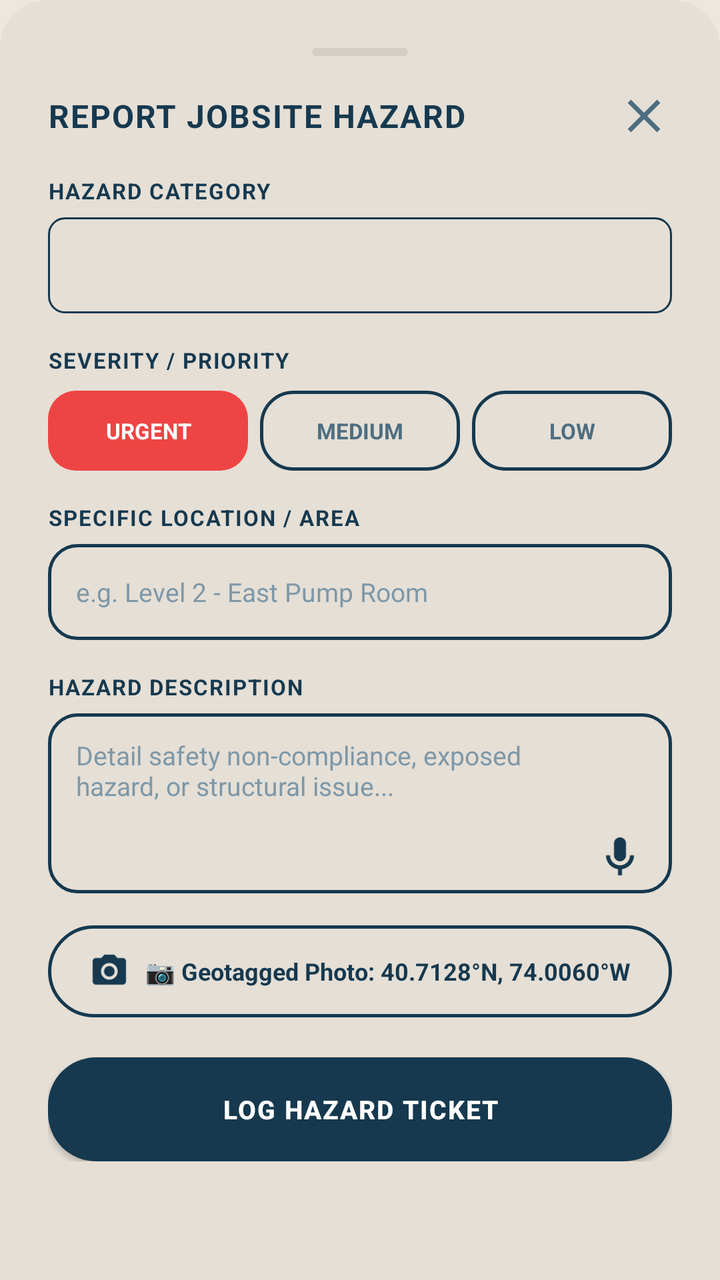
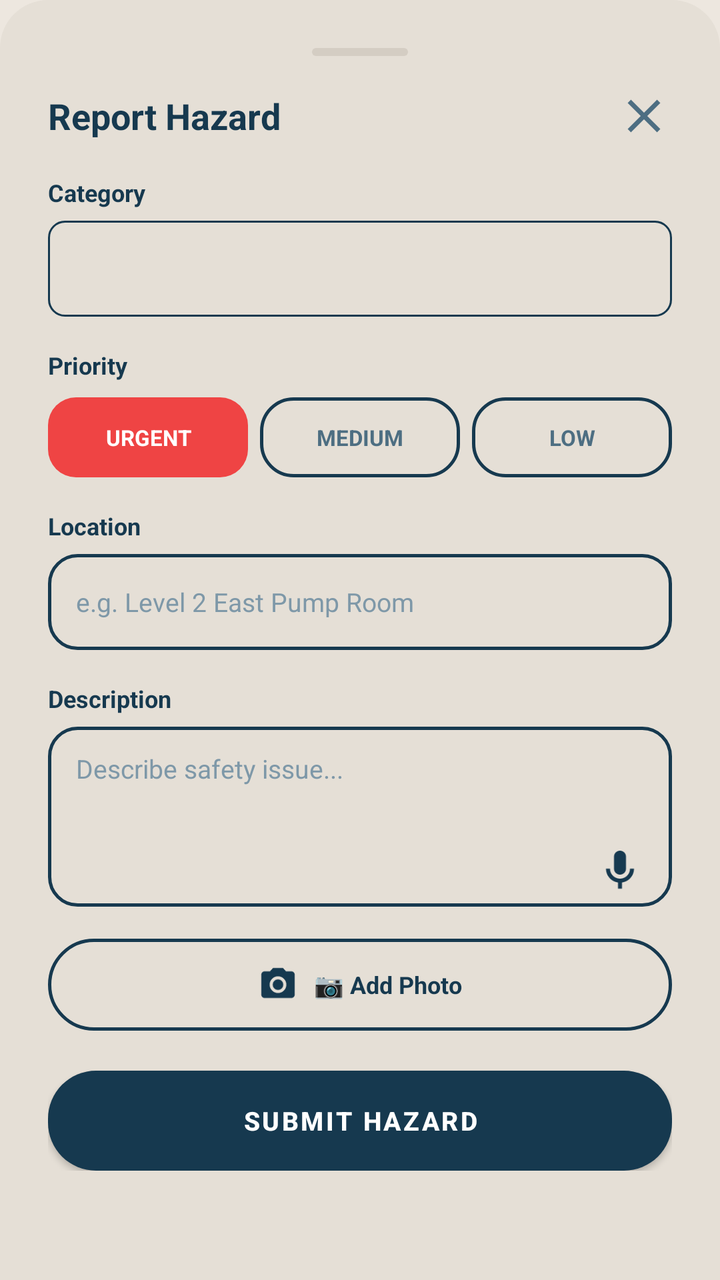

Compare the two renders of this Android layout. The source of the first and the diff that turns it into the second are given below.
<!-- AndroidManifest.xml: application theme Theme.SiteSync -->
<!-- res/layout/dialog_report_hazard.xml -->
<?xml version="1.0" encoding="utf-8"?>
<androidx.core.widget.NestedScrollView xmlns:android="http://schemas.android.com/apk/res/android"
    xmlns:app="http://schemas.android.com/apk/res-auto"
    android:layout_width="match_parent"
    android:layout_height="wrap_content"
    android:background="@drawable/bg_bottom_sheet_surface">

    <LinearLayout
        android:layout_width="match_parent"
        android:layout_height="wrap_content"
        android:orientation="vertical"
        android:padding="24dp">

        
        <View
            android:layout_width="48dp"
            android:layout_height="4dp"
            android:layout_gravity="center_horizontal"
            android:background="@drawable/bg_bottom_sheet_handle"
            android:layout_marginBottom="16dp" />

        <LinearLayout
            android:layout_width="match_parent"
            android:layout_height="wrap_content"
            android:orientation="horizontal"
            android:gravity="center_vertical"
            android:layout_marginBottom="16dp">

            <TextView
                android:layout_width="0dp"
                android:layout_height="wrap_content"
                android:layout_weight="1"
                android:text="REPORT JOBSITE HAZARD"
                android:textColor="@color/text_oxide_primary"
                android:textSize="16sp"
                android:textStyle="bold"
                android:letterSpacing="0.04" />

            <ImageView
                android:id="@+id/btnCloseDialog"
                android:layout_width="28dp"
                android:layout_height="28dp"
                android:src="@drawable/ic_close"
                app:tint="@color/text_oxide_secondary"
                android:background="?attr/selectableItemBackgroundBorderless"
                android:contentDescription="Close" />
        </LinearLayout>

        
        <TextView
            android:layout_width="wrap_content"
            android:layout_height="wrap_content"
            android:text="HAZARD CATEGORY"
            android:textColor="@color/text_oxide_primary"
            android:textSize="11sp"
            android:textStyle="bold"
            android:letterSpacing="0.06"
            android:layout_marginBottom="6dp" />

        <Spinner
            android:id="@+id/spinnerHazardCategory"
            android:layout_width="match_parent"
            android:layout_height="48dp"
            android:background="@drawable/bg_dropdown_small"
            android:paddingStart="12dp"
            android:paddingEnd="12dp"
            android:layout_marginBottom="16dp" />

        
        <TextView
            android:layout_width="wrap_content"
            android:layout_height="wrap_content"
            android:text="SEVERITY / PRIORITY"
            android:textColor="@color/text_oxide_primary"
            android:textSize="11sp"
            android:textStyle="bold"
            android:letterSpacing="0.06"
            android:layout_marginBottom="8dp" />

        <LinearLayout
            android:layout_width="match_parent"
            android:layout_height="wrap_content"
            android:orientation="horizontal"
            android:layout_marginBottom="16dp">

            <TextView
                android:id="@+id/pillPriorityUrgent"
                android:layout_width="0dp"
                android:layout_height="40dp"
                android:layout_weight="1"
                android:gravity="center"
                android:text="URGENT"
                android:textColor="#FFFFFF"
                android:textSize="11sp"
                android:textStyle="bold"
                android:background="@drawable/bg_btn_emergency"
                android:layout_marginEnd="6dp"
                android:clickable="true"
                android:focusable="true" />

            <TextView
                android:id="@+id/pillPriorityMedium"
                android:layout_width="0dp"
                android:layout_height="40dp"
                android:layout_weight="1"
                android:gravity="center"
                android:text="MEDIUM"
                android:textColor="@color/text_oxide_secondary"
                android:textSize="11sp"
                android:textStyle="bold"
                android:background="@drawable/bg_pill_inactive"
                android:layout_marginEnd="6dp"
                android:clickable="true"
                android:focusable="true" />

            <TextView
                android:id="@+id/pillPriorityLow"
                android:layout_width="0dp"
                android:layout_height="40dp"
                android:layout_weight="1"
                android:gravity="center"
                android:text="LOW"
                android:textColor="@color/text_oxide_secondary"
                android:textSize="11sp"
                android:textStyle="bold"
                android:background="@drawable/bg_pill_inactive"
                android:clickable="true"
                android:focusable="true" />
        </LinearLayout>

        
        <TextView
            android:layout_width="wrap_content"
            android:layout_height="wrap_content"
            android:text="SPECIFIC LOCATION / AREA"
            android:textColor="@color/text_oxide_primary"
            android:textSize="11sp"
            android:textStyle="bold"
            android:letterSpacing="0.06"
            android:layout_marginBottom="6dp" />

        <EditText
            android:id="@+id/etHazardLocation"
            android:layout_width="match_parent"
            android:layout_height="48dp"
            android:hint="e.g. Level 2 - East Pump Room"
            android:background="@drawable/bg_rounded_input"
            android:paddingStart="14dp"
            android:paddingEnd="14dp"
            android:textColor="@color/text_oxide_primary"
            android:textColorHint="@color/text_oxide_muted"
            android:textSize="13sp"
            android:layout_marginBottom="16dp" />

        
        <TextView
            android:layout_width="wrap_content"
            android:layout_height="wrap_content"
            android:text="HAZARD DESCRIPTION"
            android:textColor="@color/text_oxide_primary"
            android:textSize="11sp"
            android:textStyle="bold"
            android:letterSpacing="0.06"
            android:layout_marginBottom="6dp" />

        <RelativeLayout
            android:layout_width="match_parent"
            android:layout_height="wrap_content"
            android:layout_marginBottom="16dp">

            <EditText
                android:id="@+id/etHazardDescription"
                android:layout_width="match_parent"
                android:layout_height="90dp"
                android:gravity="top|start"
                android:hint="Detail safety non-compliance, exposed hazard, or structural issue..."
                android:background="@drawable/bg_rounded_input"
                android:paddingStart="14dp"
                android:paddingTop="12dp"
                android:paddingEnd="48dp"
                android:paddingBottom="12dp"
                android:textColor="@color/text_oxide_primary"
                android:textColorHint="@color/text_oxide_muted"
                android:textSize="13sp" />

            <ImageView
                android:id="@+id/btnHazardVoiceDictate"
                android:layout_width="36dp"
                android:layout_height="36dp"
                android:layout_alignParentEnd="true"
                android:layout_alignParentBottom="true"
                android:layout_marginEnd="8dp"
                android:layout_marginBottom="8dp"
                android:padding="6dp"
                android:src="@drawable/ic_mic"
                app:tint="@color/oxide_blue_primary"
                android:background="?attr/selectableItemBackgroundBorderless"
                android:contentDescription="Speak Note" />
        </RelativeLayout>

        
        <FrameLayout
            android:id="@+id/layoutPhotoPreviewContainer"
            android:layout_width="match_parent"
            android:layout_height="140dp"
            android:layout_marginBottom="12dp"
            android:visibility="gone">

            <ImageView
                android:id="@+id/ivHazardPhotoPreview"
                android:layout_width="match_parent"
                android:layout_height="match_parent"
                android:scaleType="centerCrop"
                android:background="@drawable/bg_rounded_input"
                android:contentDescription="Hazard Evidence Preview" />

            
            <TextView
                android:id="@+id/tvGpsWatermarkBadge"
                android:layout_width="wrap_content"
                android:layout_height="wrap_content"
                android:layout_gravity="bottom|start"
                android:layout_margin="8dp"
                android:text="📍 40.7128°N, 74.0060°W | UTC VERIFIED"
                android:textColor="#FFFFFF"
                android:textSize="10sp"
                android:textStyle="bold"
                android:background="@drawable/bg_badge_low"
                android:backgroundTint="#CC16394F"
                android:paddingStart="8dp"
                android:paddingEnd="8dp"
                android:paddingTop="3dp"
                android:paddingBottom="3dp" />
        </FrameLayout>

        
        <LinearLayout
            android:id="@+id/btnCaptureHazardPhoto"
            android:layout_width="match_parent"
            android:layout_height="46dp"
            android:orientation="horizontal"
            android:gravity="center"
            android:background="@drawable/btn_secondary_outline"
            android:layout_marginBottom="20dp"
            android:clickable="true"
            android:focusable="true">

            <ImageView
                android:layout_width="20dp"
                android:layout_height="20dp"
                android:src="@drawable/ic_camera"
                app:tint="@color/oxide_blue_primary"
                android:layout_marginEnd="8dp" />

            <TextView
                android:id="@+id/tvCapturePhotoLabel"
                android:layout_width="wrap_content"
                android:layout_height="wrap_content"
                android:text="📷 Geotagged Photo: 40.7128°N, 74.0060°W"
                android:textColor="@color/oxide_blue_primary"
                android:textSize="12sp"
                android:textStyle="bold" />
        </LinearLayout>

        
        <com.google.android.material.button.MaterialButton
            android:id="@+id/btnSubmitHazard"
            android:layout_width="match_parent"
            android:layout_height="52dp"
            android:background="@drawable/bg_pill_primary"
            app:backgroundTint="@null"
            android:text="LOG HAZARD TICKET"
            android:textColor="@color/text_on_oxide_white"
            android:textSize="13sp"
            android:textStyle="bold"
            android:letterSpacing="0.05" />

    </LinearLayout>
</androidx.core.widget.NestedScrollView>
<!-- resources referenced by this layout -->
<resources>
  <color name="oxide_blue_primary">#16394F</color>
  <color name="text_on_oxide_white">#FFFFFF</color>
  <color name="text_oxide_muted">#7E98A8</color>
  <color name="text_oxide_primary">#16394F</color>
  <color name="text_oxide_secondary">#4D6E82</color>
  <!-- drawable bg_badge_low (drawable) -->
  <?xml version="1.0" encoding="utf-8"?>
  <shape xmlns:android="http://schemas.android.com/apk/res/android"
      android:shape="rectangle">
      <solid android:color="#E2E8F0" />
      <stroke
          android:width="1dp"
          android:color="#4D6E82" />
      <corners android:radius="12dp" />
  </shape>
  <!-- drawable bg_bottom_sheet_handle (drawable) -->
  <?xml version="1.0" encoding="utf-8"?>
  <shape xmlns:android="http://schemas.android.com/apk/res/android"
      android:shape="rectangle">
      <solid android:color="@color/gauge_track_ash" />
      <corners android:radius="3dp" />
  </shape>
  <!-- drawable bg_bottom_sheet_surface (drawable) -->
  <?xml version="1.0" encoding="utf-8"?>
  <shape xmlns:android="http://schemas.android.com/apk/res/android"
      android:shape="rectangle">
      <solid android:color="@color/warm_ash_surface" />
      <corners
          android:topLeftRadius="24dp"
          android:topRightRadius="24dp"
          android:bottomLeftRadius="0dp"
          android:bottomRightRadius="0dp" />
  </shape>
  <!-- drawable bg_btn_emergency (drawable) -->
  <?xml version="1.0" encoding="utf-8"?>
  <ripple xmlns:android="http://schemas.android.com/apk/res/android"
      android:color="#991B1B">
      <item>
          <shape android:shape="rectangle">
              <solid android:color="#EF4444" />
              <corners android:radius="14dp" />
          </shape>
      </item>
  </ripple>
  <!-- drawable bg_dropdown_small (drawable) -->
  <?xml version="1.0" encoding="utf-8"?>
  <shape xmlns:android="http://schemas.android.com/apk/res/android"
      android:shape="rectangle">
      <solid android:color="@color/warm_ash_surface" />
      <stroke
          android:width="1dp"
          android:color="@color/stroke_oxide_blue" />
      <corners android:radius="8dp" />
  </shape>
  <!-- drawable bg_pill_inactive (drawable) -->
  <?xml version="1.0" encoding="utf-8"?>
  <shape xmlns:android="http://schemas.android.com/apk/res/android"
      android:shape="rectangle">
      <solid android:color="@color/warm_ash_surface" />
      <stroke
          android:width="1.5dp"
          android:color="@color/stroke_oxide_blue" />
      <corners android:radius="16dp" />
  </shape>
  <!-- drawable bg_pill_primary (drawable) -->
  <?xml version="1.0" encoding="utf-8"?>
  <ripple xmlns:android="http://schemas.android.com/apk/res/android"
      android:color="@color/oxide_blue_dark">
      <item>
          <shape android:shape="rectangle">
              <solid android:color="@color/oxide_blue_primary" />
              <corners android:radius="24dp" />
          </shape>
      </item>
  </ripple>
  <!-- drawable bg_rounded_input (drawable) -->
  <?xml version="1.0" encoding="utf-8"?>
  <shape xmlns:android="http://schemas.android.com/apk/res/android"
      android:shape="rectangle">
      <solid android:color="@color/warm_ash_surface" />
      <stroke
          android:width="1.5dp"
          android:color="@color/stroke_oxide_blue" />
      <corners android:radius="14dp" />
  </shape>
  <!-- drawable ic_close (drawable) -->
  <vector xmlns:android="http://schemas.android.com/apk/res/android"
      android:width="24dp"
      android:height="24dp"
      android:viewportWidth="24"
      android:viewportHeight="24">
    <path
        android:fillColor="@color/oxide_blue_primary"
        android:pathData="M19,6.41L17.59,5 12,10.59 6.41,5 5,6.41 10.59,12 5,17.59 6.41,19 12,13.41 17.59,19 19,17.59 13.41,12z"/>
  </vector>
  <color name="gauge_track_ash">#D4CDC3</color>
  <color name="warm_ash_surface">#E5DFD6</color>
  <color name="stroke_oxide_blue">#16394F</color>
  <color name="oxide_blue_dark">#0E2636</color>
  <color name="warm_ash_surface_alt">#DBD4CA</color>
  <color name="warm_ash_base">#EDE7DF</color>
  <color name="oxide_blue_light">#24526E</color>
  <!-- unchanged entries left out for length: 4 -->
</resources>

<!-- the commit's change to res/layout/dialog_report_hazard.xml (unified diff, before → after) -->
@@ -30,11 +30,10 @@
                 android:layout_width="0dp"
                 android:layout_height="wrap_content"
                 android:layout_weight="1"
-                android:text="REPORT JOBSITE HAZARD"
+                android:text="Report Hazard"
                 android:textColor="@color/text_oxide_primary"
-                android:textSize="16sp"
-                android:textStyle="bold"
-                android:letterSpacing="0.04" />
+                android:textSize="18sp"
+                android:textStyle="bold" />
 
             <ImageView
                 android:id="@+id/btnCloseDialog"
@@ -50,11 +49,10 @@
         <TextView
             android:layout_width="wrap_content"
             android:layout_height="wrap_content"
-            android:text="HAZARD CATEGORY"
-            android:textColor="@color/text_oxide_primary"
-            android:textSize="11sp"
-            android:textStyle="bold"
-            android:letterSpacing="0.06"
+            android:text="Category"
+            android:textColor="@color/text_oxide_primary"
+            android:textSize="12sp"
+            android:textStyle="bold"
             android:layout_marginBottom="6dp" />
 
         <Spinner
@@ -70,11 +68,10 @@
         <TextView
             android:layout_width="wrap_content"
             android:layout_height="wrap_content"
-            android:text="SEVERITY / PRIORITY"
-            android:textColor="@color/text_oxide_primary"
-            android:textSize="11sp"
-            android:textStyle="bold"
-            android:letterSpacing="0.06"
+            android:text="Priority"
+            android:textColor="@color/text_oxide_primary"
+            android:textSize="12sp"
+            android:textStyle="bold"
             android:layout_marginBottom="8dp" />
 
         <LinearLayout
@@ -132,18 +129,17 @@
         <TextView
             android:layout_width="wrap_content"
             android:layout_height="wrap_content"
-            android:text="SPECIFIC LOCATION / AREA"
-            android:textColor="@color/text_oxide_primary"
-            android:textSize="11sp"
-            android:textStyle="bold"
-            android:letterSpacing="0.06"
+            android:text="Location"
+            android:textColor="@color/text_oxide_primary"
+            android:textSize="12sp"
+            android:textStyle="bold"
             android:layout_marginBottom="6dp" />
 
         <EditText
             android:id="@+id/etHazardLocation"
             android:layout_width="match_parent"
             android:layout_height="48dp"
-            android:hint="e.g. Level 2 - East Pump Room"
+            android:hint="e.g. Level 2 East Pump Room"
             android:background="@drawable/bg_rounded_input"
             android:paddingStart="14dp"
             android:paddingEnd="14dp"
@@ -156,11 +152,10 @@
         <TextView
             android:layout_width="wrap_content"
             android:layout_height="wrap_content"
-            android:text="HAZARD DESCRIPTION"
-            android:textColor="@color/text_oxide_primary"
-            android:textSize="11sp"
-            android:textStyle="bold"
-            android:letterSpacing="0.06"
+            android:text="Description"
+            android:textColor="@color/text_oxide_primary"
+            android:textSize="12sp"
+            android:textStyle="bold"
             android:layout_marginBottom="6dp" />
 
         <RelativeLayout
@@ -173,7 +168,7 @@
                 android:layout_width="match_parent"
                 android:layout_height="90dp"
                 android:gravity="top|start"
-                android:hint="Detail safety non-compliance, exposed hazard, or structural issue..."
+                android:hint="Describe safety issue..."
                 android:background="@drawable/bg_rounded_input"
                 android:paddingStart="14dp"
                 android:paddingTop="12dp"
@@ -221,9 +216,9 @@
                 android:layout_height="wrap_content"
                 android:layout_gravity="bottom|start"
                 android:layout_margin="8dp"
-                android:text="📍 40.7128°N, 74.0060°W | UTC VERIFIED"
+                android:text="📍 GPS Verified"
                 android:textColor="#FFFFFF"
-                android:textSize="10sp"
+                android:textSize="11sp"
                 android:textStyle="bold"
                 android:background="@drawable/bg_badge_low"
                 android:backgroundTint="#CC16394F"
@@ -256,7 +251,7 @@
                 android:id="@+id/tvCapturePhotoLabel"
                 android:layout_width="wrap_content"
                 android:layout_height="wrap_content"
-                android:text="📷 Geotagged Photo: 40.7128°N, 74.0060°W"
+                android:text="📷 Add Photo"
                 android:textColor="@color/oxide_blue_primary"
                 android:textSize="12sp"
                 android:textStyle="bold" />
@@ -266,14 +261,13 @@
         <com.google.android.material.button.MaterialButton
             android:id="@+id/btnSubmitHazard"
             android:layout_width="match_parent"
-            android:layout_height="52dp"
+            android:layout_height="50dp"
             android:background="@drawable/bg_pill_primary"
             app:backgroundTint="@null"
-            android:text="LOG HAZARD TICKET"
+            android:text="Submit Hazard"
             android:textColor="@color/text_on_oxide_white"
             android:textSize="13sp"
-            android:textStyle="bold"
-            android:letterSpacing="0.05" />
+            android:textStyle="bold" />
 
     </LinearLayout>
 </androidx.core.widget.NestedScrollView>
